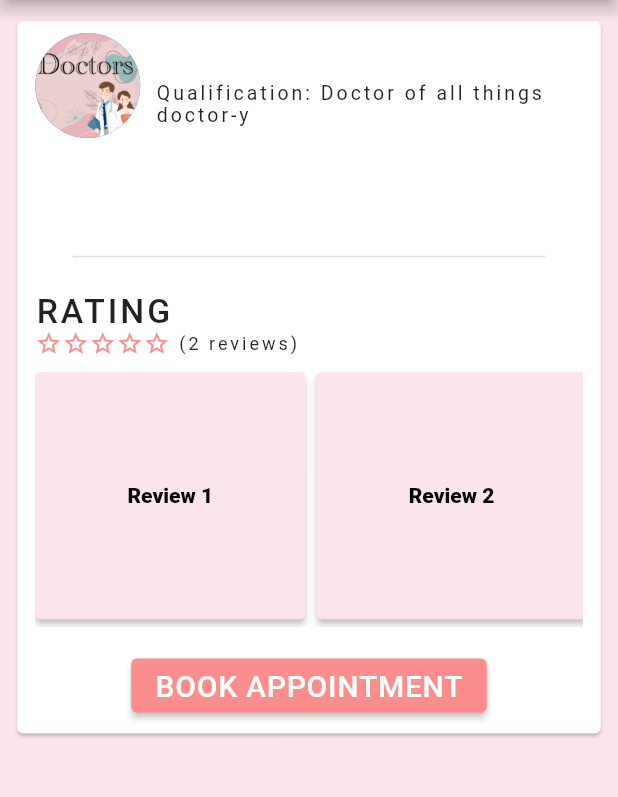
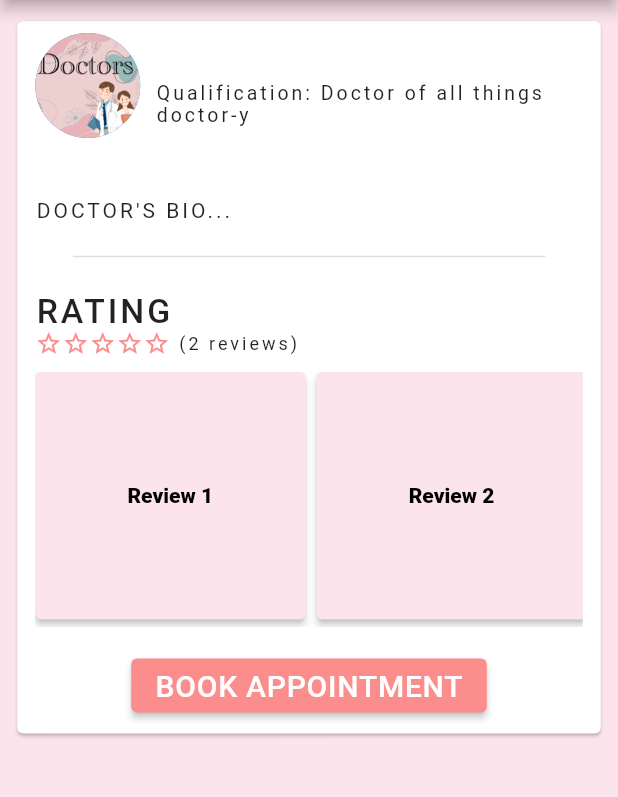
Before and after one commit to HRmemon/FiverrProject, a Flutter app: the DoctorProfile screen opened directly with empty values, on a phone screen of 412 x 824 dp, the part 84-881 px from its top. Run offline on Flutter 3.47's test engine with Material 2 defaults, Android fonts, the phone set to English and light mode, and no system bars; our stand-ins replace cloud_firestore, email_validator, firebase_auth, firebase_core, firebase_storage, flutter_svg and 5 more; accounts and stored records are empty; project files that could hold a hidden picture were left out.

Commit message:
Appointment setting works

```diff
--- a/lib/doctors/appointment/book_appointment.dart
+++ b/lib/doctors/appointment/book_appointment.dart
@@ -1,8 +1,12 @@
+import 'package:VEmbrace/services/appointment_services.dart';
+import 'package:VEmbrace/services/authentication_servies.dart';
 import 'package:flutter/material.dart';
+import 'package:shared_preferences/shared_preferences.dart';
 import 'package:table_calendar/table_calendar.dart';
 
 class BookAppointment extends StatefulWidget {
-  const BookAppointment({Key? key}) : super(key: key);
+  final UserModel doctor;
+  const BookAppointment({Key? key, required this.doctor}) : super(key: key);
 
   @override
   State<BookAppointment> createState() => _BookAppointmentState();
@@ -103,7 +107,7 @@ class _BookAppointmentState extends State<BookAppointment> {
                     height: 25,
                   ),
                   ElevatedButton(
-                    onPressed: () {
+                    onPressed: () async {
                       // Navigator.of(context).pop();
                       // Navigator.of(context).pop();
                       // Navigator.of(context).pop();
@@ -111,7 +115,10 @@ class _BookAppointmentState extends State<BookAppointment> {
                       if (_selectedDay == null) {
                         //TODO : TOAST
                       } else {
-                        print("$_selectedDay ${_nameController.text} ${_purposeController.text}");
+                        print("$_selectedDay ${_nameController.text} ${_purposeController.text} ${widget.doctor.toMap()}");
+                        final prefs = await SharedPreferences.getInstance();
+                        final userId = prefs.getString('userId');
+                        AppointmentService().setAppointment(userId!, widget.doctor.uid, _selectedDay!, _nameController.text, _purposeController.text);
 
                       }
                     },
--- a/lib/doctors/doctor_profiles/doctor_profile.dart
+++ b/lib/doctors/doctor_profiles/doctor_profile.dart
@@ -1,18 +1,17 @@
+import 'package:VEmbrace/services/authentication_servies.dart';
 import 'package:flutter/material.dart';
 import 'package:VEmbrace/doctors/appointment/book_appointment.dart';
 
 class DoctorProfile extends StatelessWidget {
-  final String name;
-  final String joined;
-  final int stars;
-  final String bio;
+  // final String name;
+  // final String joined;
+  // final int stars;
+  // final String bio;
+  final UserModel user;
 
   const DoctorProfile(
-      {Key? key,
-      required this.name,
-      required this.joined,
-      required this.stars,
-      required this.bio})
+      {Key? key, required this.user,
+      })
       : super(key: key);
 
   @override
@@ -62,7 +61,7 @@ class DoctorProfile extends StatelessWidget {
                                   crossAxisAlignment: CrossAxisAlignment.start,
                                   children: [
                                     Text(
-                                      "$name",
+                                      "${user.name}",
                                       style: const TextStyle(
                                         fontSize: 20.0,
                                         fontWeight: FontWeight.w400,
@@ -89,7 +88,7 @@ class DoctorProfile extends StatelessWidget {
                             height: 40,
                           ),
                           Text(
-                            bio,
+                            "DOCTOR'S BIO...",
                             textAlign: TextAlign.justify,
                             style: const TextStyle(
                               fontSize: 14.0,
@@ -222,7 +221,7 @@ class DoctorProfile extends StatelessWidget {
                                 onPressed: () {
                                   Navigator.of(context).push(MaterialPageRoute(
                                       builder: (context) =>
-                                          const BookAppointment()));
+                                          BookAppointment(doctor: user,)));
                                 },
                                 style: ElevatedButton.styleFrom(
                                   backgroundColor: Color(0xFFFC8D8D),
--- a/lib/services/authentication_servies.dart
+++ b/lib/services/authentication_servies.dart
@@ -20,6 +20,7 @@ class UserModel {
 
   Map<String, dynamic> toMap() {
     return {
+      'uid': uid,
       'name': name,
       'email': email,
       'contactNo': contactNo,
```
Also changed, not shown: lib/doctors/gynacology.dart (+39 -51 lines), lib/doctors/mental_health.dart (+7 -7 lines).
